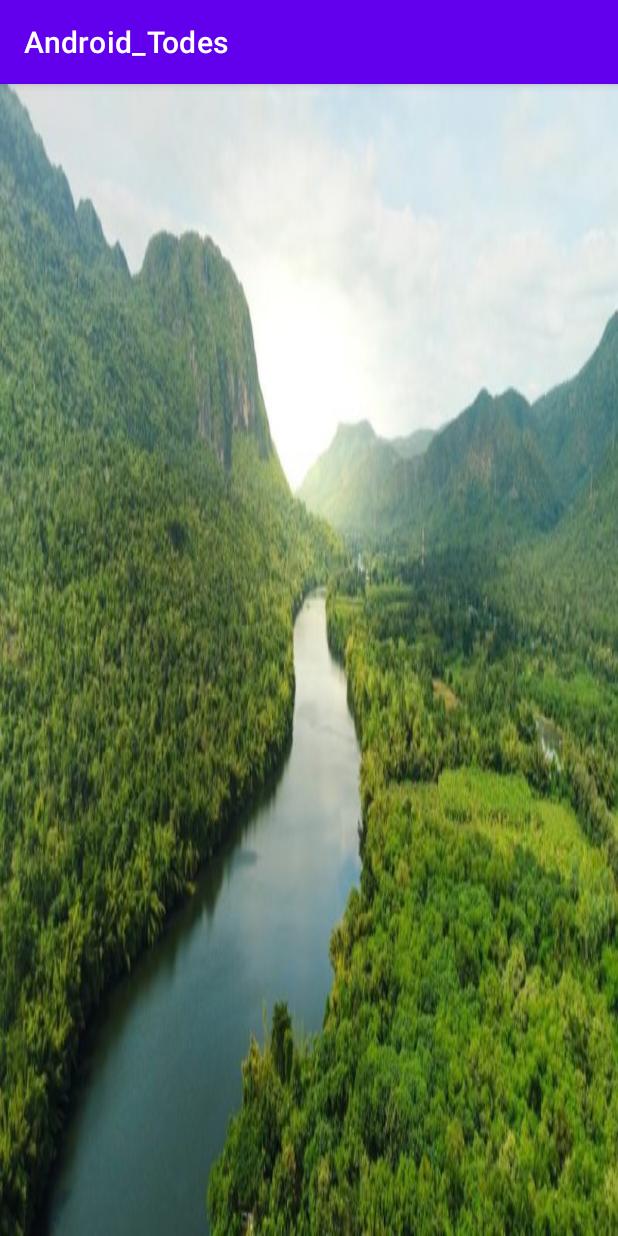
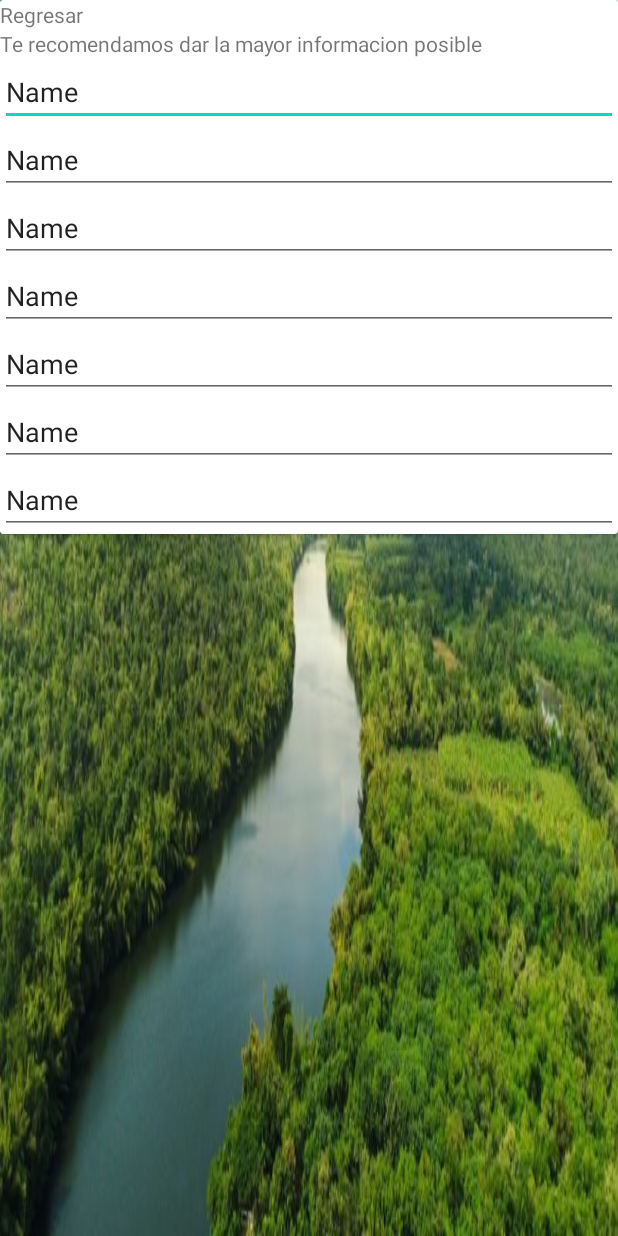
Before and after one commit to camilomc17/AndroidTodes, an Android app: the screen it shows after launch (IncidenciasActivity2), on a phone screen of 412 x 824 dp. Run offline under Robolectric (Android 15) with nearby library versions, the phone set to English and light mode, and no system bars.

Commit message:
fondo de pantalla 2

```diff
--- a/app/src/main/res/layout/activity_incidencias2.xml
+++ b/app/src/main/res/layout/activity_incidencias2.xml
@@ -7,4 +7,82 @@
     android:background="@drawable/bosques"
     tools:context=".IncidenciasActivity2">
 
+    <androidx.cardview.widget.CardView
+        android:layout_width="match_parent"
+        android:layout_height="wrap_content" >
+
+        <LinearLayout
+            android:layout_width="match_parent"
+            android:layout_height="match_parent"
+            android:orientation="vertical">
+
+            <TextView
+                android:id="@+id/textView"
+                android:layout_width="match_parent"
+                android:layout_height="wrap_content"
+                android:text="Regresar" />
+
+            <TextView
+                android:id="@+id/textView2"
+                android:layout_width="match_parent"
+                android:layout_height="wrap_content"
+                android:text="Te recomendamos dar la mayor informacion posible" />
+
+            <EditText
+                android:id="@+id/editTextTextPersonName"
+                android:layout_width="match_parent"
+                android:layout_height="wrap_content"
+                android:ems="10"
+                android:inputType="textPersonName"
+                android:text="Name" />
+
+            <EditText
+                android:id="@+id/editTextTextPersonName7"
+                android:layout_width="match_parent"
+                android:layout_height="wrap_content"
+                android:ems="10"
+                android:inputType="textPersonName"
+                android:text="Name" />
+
+            <EditText
+                android:id="@+id/editTextTextPersonName6"
+                android:layout_width="match_parent"
+                android:layout_height="wrap_content"
+                android:ems="10"
+                android:inputType="textPersonName"
+                android:text="Name" />
+
+            <EditText
+                android:id="@+id/editTextTextPersonName2"
+                android:layout_width="match_parent"
+                android:layout_height="wrap_content"
+                android:ems="10"
+                android:inputType="textPersonName"
+                android:text="Name" />
+
+            <EditText
+                android:id="@+id/editTextTextPersonName3"
+                android:layout_width="match_parent"
+                android:layout_height="wrap_content"
+                android:ems="10"
+                android:inputType="textPersonName"
+                android:text="Name" />
+
+            <EditText
+                android:id="@+id/editTextTextPersonName4"
+                android:layout_width="match_parent"
+                android:layout_height="wrap_content"
+                android:ems="10"
+                android:inputType="textPersonName"
+                android:text="Name" />
+
+            <EditText
+                android:id="@+id/editTextTextPersonName5"
+                android:layout_width="match_parent"
+                android:layout_height="wrap_content"
+                android:ems="10"
+                android:inputType="textPersonName"
+                android:text="Name" />
+        </LinearLayout>
+    </androidx.cardview.widget.CardView>
 </androidx.constraintlayout.widget.ConstraintLayout>
--- a/app/src/main/res/values-night/themes.xml
+++ b/app/src/main/res/values-night/themes.xml
@@ -1,6 +1,6 @@
 <resources xmlns:tools="http://schemas.android.com/tools">
     <!-- Base application theme. -->
-    <style name="Theme.Android_Todes" parent="Theme.MaterialComponents.DayNight.DarkActionBar">
+    <style name="Theme.Android_Todes" parent="Theme.MaterialComponents.DayNight.NoActionBar">
         <!-- Primary brand color. -->
         <item name="colorPrimary">@color/purple_200</item>
         <item name="colorPrimaryVariant">@color/purple_700</item>
--- a/app/src/main/res/values/themes.xml
+++ b/app/src/main/res/values/themes.xml
@@ -1,6 +1,6 @@
 <resources xmlns:tools="http://schemas.android.com/tools">
     <!-- Base application theme. -->
-    <style name="Theme.Android_Todes" parent="Theme.MaterialComponents.DayNight.DarkActionBar">
+    <style name="Theme.Android_Todes" parent="Theme.MaterialComponents.DayNight.NoActionBar">
         <!-- Primary brand color. -->
         <item name="colorPrimary">@color/purple_500</item>
         <item name="colorPrimaryVariant">@color/purple_700</item>
```
